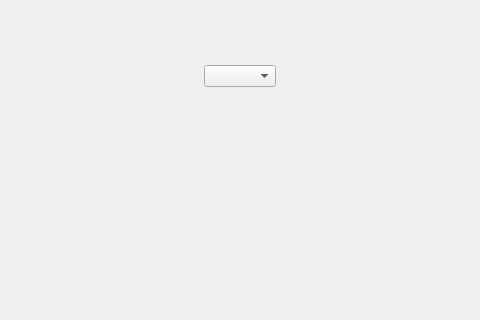
Old version of the form statisticsform.ui in the repository samuliwritescode/uistelupaivakirja-desktop; both pictures show x 168 to 648 and y 0 to 320 of the 737 by 697 pixel window.
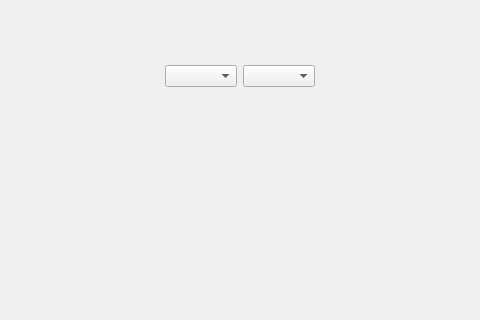
New version of the form.

```diff
--- a/statisticsform.ui
+++ b/statisticsform.ui
@@ -78,6 +78,9 @@
        </property>
       </spacer>
      </item>
+     <item>
+      <widget class="QComboBox" name="statisticsCombo"/>
+     </item>
      <item>
       <widget class="QComboBox" name="unitCombo"/>
      </item>
```
